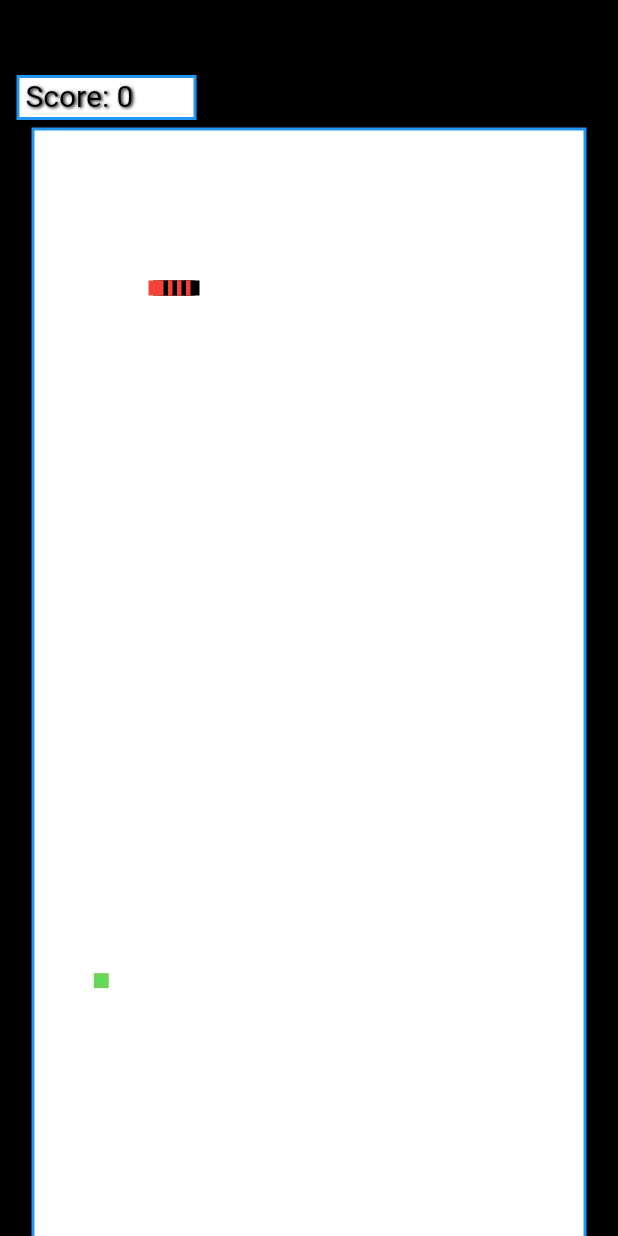
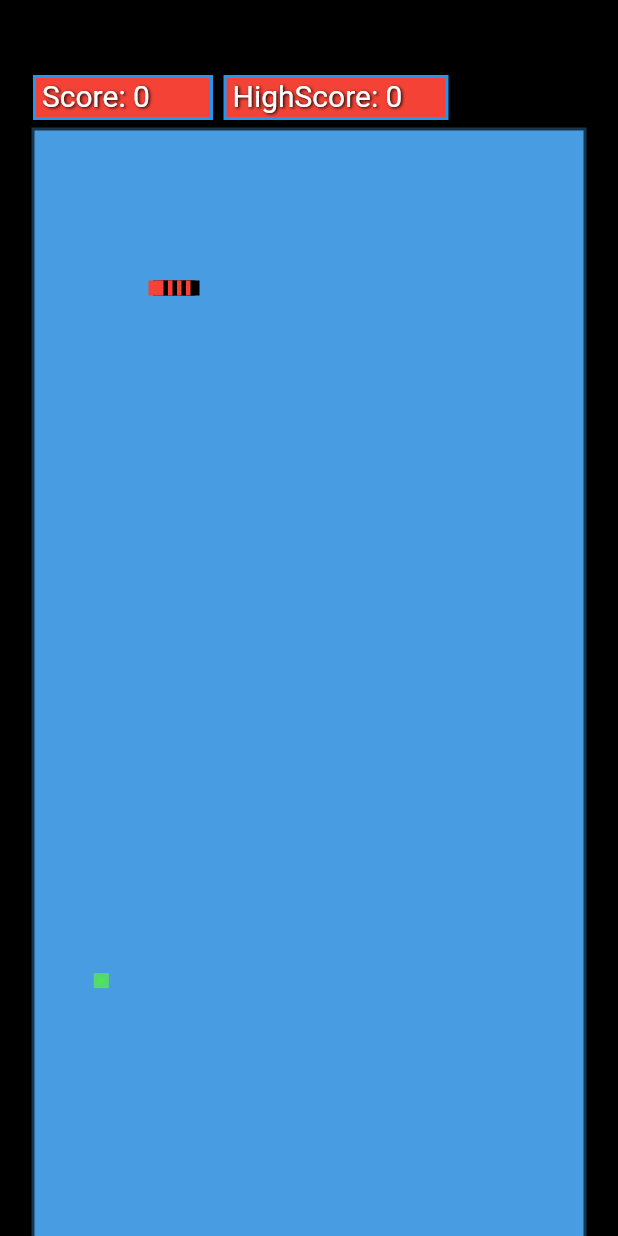
Before and after one commit to FilipLarsson12/Flutter-Snake-Game, a Flutter app: the screen it shows after launch, after a tap on "Starta Spel", on a phone screen of 412 x 824 dp. Run offline on Flutter 3.47's test engine with Material 2 defaults, Android fonts, the phone set to English and light mode, and no system bars; Roboto replaces fonts that are missing (RetroGaming).

Commit message:
Added reset button added better polished homescreen, added highscore, added polished game over screen.

```diff
--- a/lib/main.dart
+++ b/lib/main.dart
@@ -65,14 +65,40 @@ class StartScreenState extends State<StartScreen>
   @override
   Widget build(BuildContext context) {
     return Container(
-      decoration: BoxDecoration(color: Colors.orange),
+      decoration: BoxDecoration(color: Colors.amber),
+      child: Column(
+        mainAxisAlignment: MainAxisAlignment.center,
+        children: [
+          Container(
+            margin: EdgeInsets.only(bottom: 50),
             child: Center(
+              child: Text(
+                "Välkommen till Snake!",
+                textAlign: TextAlign.center,
+                style: TextStyle(
+                    decoration: TextDecoration.none,
+                    fontSize: 40.0,
+                    color: Colors.white,
+                    fontFamily: 'PressStart2P',
+                    fontWeight: FontWeight.bold,
+                    shadows: [
+                      Shadow(
+                          blurRadius: 2.0,
+                          color: Colors.black,
+                          offset: Offset(1.0, 1.0)),
+                    ]),
+              ),
+            ),
+          ),
+          Center(
             child: ElevatedButton(
               child: Text("Starta Spel"),
               onPressed: () {
                 Navigator.pushNamed(context, '/snakeGame');
               },
             ),
+          ),
+        ],
       ),
     );
   }
@@ -160,9 +186,10 @@ class snakeGame extends StatefulWidget {
 final GlobalKey<snakeGameState> snakeGameStateGlobalKey =
     GlobalKey<snakeGameState>();
 
-class snakeGameState extends State<snakeGame>
-    with SingleTickerProviderStateMixin {
+class snakeGameState extends State<snakeGame> with TickerProviderStateMixin {
+  bool controllerExist = false;
   int usefulVariable = 0;
+  int highscore = 0;
   int score = 0;
   bool gameOver = false;
   int frame = 0;
@@ -187,6 +214,10 @@ class snakeGameState extends State<snakeGame>
     fruitLeftCoordinate = random.nextDouble() * (borderRight - borderLeft);
     fruitTopCoordinate = random.nextDouble() * (borderBottom - borderTop);
     coordinates = createSnake();
+    setupAnimationController();
+  }
+
+  void setupAnimationController() {
     controller =
         AnimationController(vsync: this, duration: Duration(seconds: 1));
     startAnimation();
@@ -267,15 +298,6 @@ class snakeGameState extends State<snakeGame>
     });
   }
 
-  List<List<double>> createSnake() {
-    List<List<double>> startCoordinates =
-        List<List<double>>.empty(growable: true);
-    for (int i = 0; i < length; i++) {
-      startCoordinates.add([100 - (i * 3), 100]);
-    }
-    return startCoordinates;
-  }
-
   /* Method to update the entire coordinate list of the Snake.
   The movement of the Snake head should be dependent on direction
   and the movement of the remaining snake parts should be dependent
@@ -319,6 +341,15 @@ class snakeGameState extends State<snakeGame>
       length += 2;
       updateCoordinatesWhenLengthIncreases(direction);
     }
+  }
+
+  List<List<double>> createSnake() {
+    List<List<double>> startCoordinates =
+        List<List<double>>.empty(growable: true);
+    for (int i = 0; i < length; i++) {
+      startCoordinates.add([100 - (i * 3), 100]);
+    }
+    return startCoordinates;
   }
 
   /* Check if the snake has collided with itself.
@@ -387,17 +418,98 @@ class snakeGameState extends State<snakeGame>
   }
 
   void resetGame() {
-    setState(() {
+    if (usefulVariable == 0) {
+      if (score > highscore) {
+        highscore = score;
+      }
+      usefulVariable++;
+      controller.dispose();
+      coordinates.clear();
+      headLeftPosition = 100;
+      headTopPosition = 100;
       gameOver = false;
-    });
+      length = 10;
+      direction = 0;
+      score = 0;
+      frame = 0;
+      fruitLeftCoordinate = random.nextDouble() * (borderRight - borderLeft);
+      fruitTopCoordinate = random.nextDouble() * (borderBottom - borderTop);
+      coordinates = createSnake();
+      setupAnimationController();
+    }
   }
 
   @override
   Widget build(BuildContext context) {
     if (gameOver) {
+      usefulVariable = 0;
       return Container(
-        decoration: BoxDecoration(color: Colors.blue),
+          decoration: BoxDecoration(color: Colors.amber),
           child: Center(
+            child: Column(
+              mainAxisAlignment: MainAxisAlignment.center,
+              children: [
+                Container(
+                  margin: EdgeInsets.only(bottom: 50),
+                  child: Text(
+                    "Spel över",
+                    textAlign: TextAlign.center,
+                    style: TextStyle(
+                        decoration: TextDecoration.none,
+                        fontSize: 40.0,
+                        color: Colors.white,
+                        fontFamily: 'PressStart2P',
+                        fontWeight: FontWeight.bold,
+                        shadows: [
+                          Shadow(
+                              blurRadius: 2.0,
+                              color: Colors.black,
+                              offset: Offset(1.0, 1.0)),
+                        ]),
+                  ),
+                ),
+                Container(
+                  margin: EdgeInsets.only(bottom: 10),
+                  child: Text(
+                    "Din poäng var: $score",
+                    style: TextStyle(
+                      decoration: TextDecoration.none,
+                      fontSize: 20.0,
+                      color: Colors.white,
+                      fontFamily: 'PressStart2P',
+                      fontWeight: FontWeight.bold,
+                      shadows: [
+                        Shadow(
+                          blurRadius: 2.0,
+                          color: Colors.black,
+                          offset: Offset(1.0, 1.0),
+                        ),
+                      ],
+                    ),
+                  ),
+                ),
+                Container(
+                  margin: EdgeInsets.only(bottom: 10),
+                  child: Text(
+                    "Högsta poäng: $highscore",
+                    style: TextStyle(
+                      decoration: TextDecoration.none,
+                      fontSize: 20.0,
+                      color: Colors.white,
+                      fontFamily: 'PressStart2P',
+                      fontWeight: FontWeight.bold,
+                      shadows: [
+                        Shadow(
+                          blurRadius: 2.0,
+                          color: Colors.black,
+                          offset: Offset(1.0, 1.0),
+                        ),
+                      ],
+                    ),
+                  ),
+                ),
+                Container(
+                  margin: EdgeInsets.only(top: 20),
                   child: ElevatedButton(
                     child: Text("Spela igen"),
                     onPressed: () {
@@ -405,7 +517,18 @@ class snakeGameState extends State<snakeGame>
                     },
                   ),
                 ),
-      );
+                Container(
+                  margin: EdgeInsets.only(top: 20),
+                  child: ElevatedButton(
+                    child: Text("Tillbaka till Startskärm"),
+                    onPressed: () {
+                      Navigator.pushNamed(context, '/start');
+                    },
+                  ),
+                ),
+              ],
+            ),
+          ));
     } else {
       return Container(
         decoration: BoxDecoration(color: Colors.black),
@@ -415,6 +538,7 @@ class snakeGameState extends State<snakeGame>
           },
           child: Scaffold(
             body: snake(
+              highscore: highscore,
               score: score,
               length: length,
               listOfSnakeParts: coordinates,
@@ -489,7 +613,7 @@ class Fruit extends StatelessWidget {
       child: Container(
         width: 10,
         height: 10,
-        decoration: BoxDecoration(color: Color.fromARGB(176, 44, 193, 14)),
+        decoration: BoxDecoration(color: Color.fromARGB(175, 90, 244, 59)),
         child: Center(
           child: Container(
             padding: EdgeInsets.only(bottom: 5),
@@ -508,13 +632,15 @@ class Fruit extends StatelessWidget {
 }
 
 class snake extends StatelessWidget {
+  int highscore;
   int score;
   int length;
   List<List<double>> listOfSnakeParts;
   double fruitLeft;
   double fruitTop;
   snake(
-      {required this.score,
+      {required this.highscore,
+      required this.score,
       required this.length,
       required this.listOfSnakeParts,
       required this.fruitLeft,
@@ -526,19 +652,21 @@ class snake extends StatelessWidget {
       decoration: BoxDecoration(color: Colors.black),
       child: Column(
         children: [
+          Row(
+            children: [
               Container(
                 padding: EdgeInsets.only(bottom: 2, left: 4),
-            margin: EdgeInsets.only(top: 50, bottom: 5, right: 270),
+                margin: EdgeInsets.only(top: 50, bottom: 5, right: 5, left: 22),
                 height: 30,
                 width: 120,
                 decoration: BoxDecoration(
-                color: Colors.white,
+                    color: Colors.red,
                     border: Border.all(width: 2.0, color: Colors.blue)),
                 child: Text(
                   "Score: $score",
                   style: TextStyle(
                     fontSize: 20.0,
-                color: Colors.black,
+                    color: Colors.white,
                     fontFamily: 'RetroGaming',
                     shadows: [
                       Shadow(
@@ -550,14 +678,45 @@ class snake extends StatelessWidget {
                   ),
                 ),
               ),
+              Container(
+                padding: EdgeInsets.only(bottom: 2, left: 4),
+                margin: EdgeInsets.only(
+                  left: 2,
+                  top: 50,
+                  bottom: 5,
+                ),
+                height: 30,
+                width: 150,
+                decoration: BoxDecoration(
+                    color: Colors.red,
+                    border: Border.all(width: 2.0, color: Colors.blue)),
+                child: Text(
+                  "HighScore: $highscore",
+                  style: TextStyle(
+                    fontSize: 20.0,
+                    color: Colors.white,
+                    fontFamily: 'RetroGaming',
+                    shadows: [
+                      Shadow(
+                        blurRadius: 2.0,
+                        color: Colors.black,
+                        offset: Offset(1.0, 1.0),
+                      ),
+                    ],
+                  ),
+                ),
+              ),
+            ],
+          ),
           Center(
             child: Container(
               margin: EdgeInsets.only(bottom: 5),
               width: 370,
               height: 780,
               decoration: BoxDecoration(
-                  color: Colors.white,
-                  border: Border.all(width: 2.0, color: Colors.blue)),
+                  color: Color.fromARGB(255, 72, 156, 225),
+                  border: Border.all(
+                      width: 2.0, color: Color.fromARGB(255, 22, 55, 81))),
               child: Stack(
                 children: List.generate(length, (index) {
                   final double left = listOfSnakeParts[index][0];
--- a/pubspec.yaml
+++ b/pubspec.yaml
@@ -86,5 +86,9 @@ flutter:
   #       - asset: fonts/TrajanPro_Bold.ttf
   #         weight: 700
   #
+  fonts:
+    - family: PressStart2P
+      fonts:
+        - asset: fonts/PressStart2P-Regular.ttf
   # For details regarding fonts from package dependencies,
   # see https://flutter.dev/custom-fonts/#from-packages
```
Lines whose indentation alone changed are shown as unchanged.
